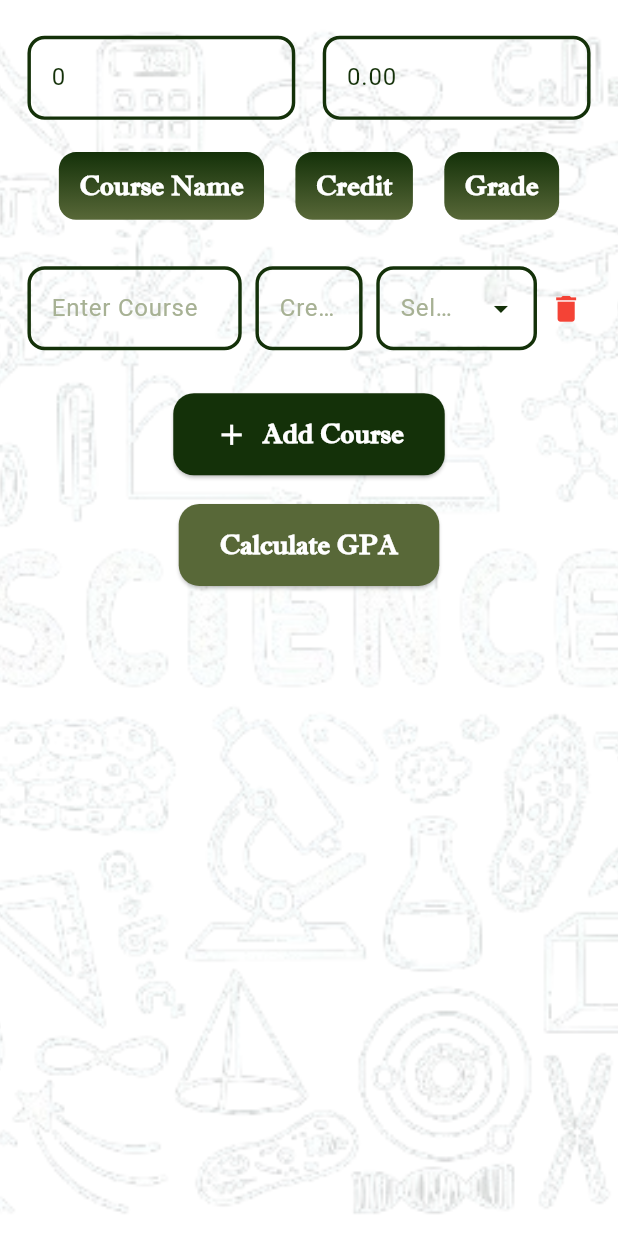
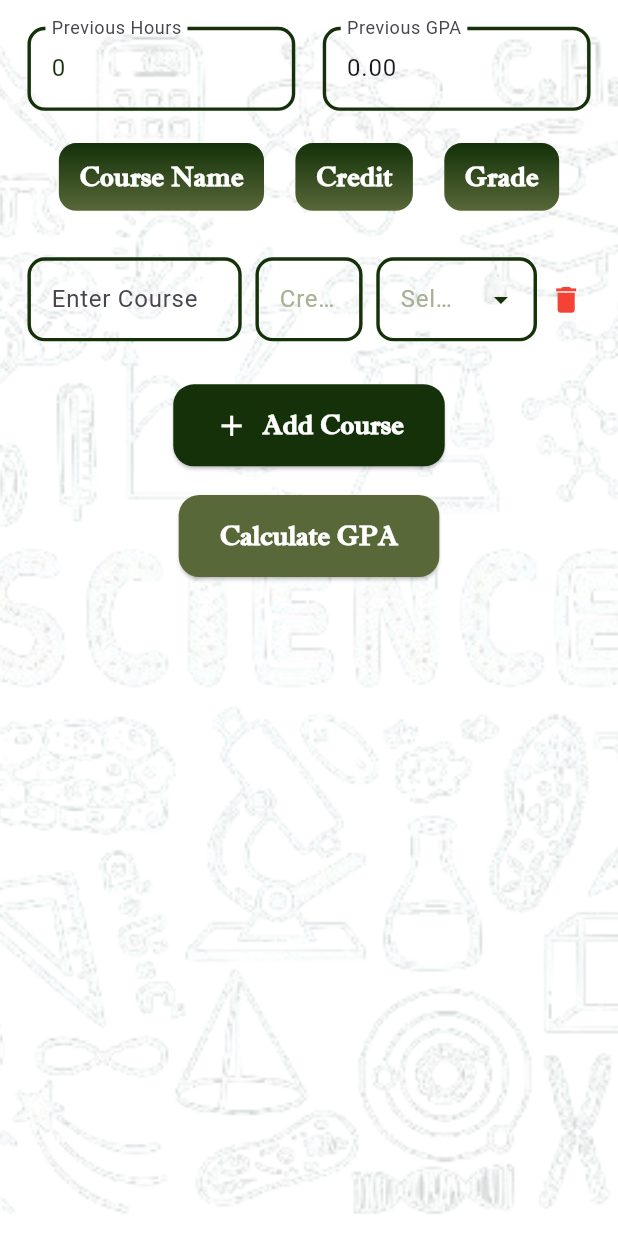
Before and after one commit to Mahaismailelsayed/Students-Service, a Flutter app: the GpaScreen screen opened by its route, on a phone screen of 412 x 824 dp. Run offline on Flutter 3.47's test engine with Material 3 defaults, Android fonts, the phone set to English and light mode, and no system bars; our stand-ins replace bloc, connectivity_plus, flutter_bloc, flutter_local_notifications, flutter_screenutil, shared_preferences and 2 more; missing offline and left inert: splashify; accounts and stored records are empty.

Commit message:
+ Add Gpa Range.

```diff
--- a/lib/Home/drawer/gpa_screen.dart
+++ b/lib/Home/drawer/gpa_screen.dart
@@ -3,8 +3,8 @@ import 'package:flutter/services.dart';
 import 'package:flutter_bloc/flutter_bloc.dart';
 import 'package:flutter_screenutil/flutter_screenutil.dart';
 import 'package:gradproject/core/app_colors.dart';
-import 'package:shared_preferences/shared_preferences.dart';
 import '../../controllers/gpa_cubit.dart';
+import '../../core/gpa_range.dart';
 import '../../core/number_range.dart';
 
 class GpaScreen extends StatefulWidget {
@@ -107,18 +107,72 @@ class _GpaScreenState extends State<GpaScreen> {
     );
   }
 
-  Widget _buildTextField(TextEditingController controller, String hintText,
-      {int flex = 1, bool isNumber = false, bool isCredit = false}) {
+  Widget _buildTextField(
+  TextEditingController controller,
+  String hintText, {
+  int flex = 1,
+  bool isNumber = false,
+  bool isNum=false,
+  bool isCredit = false,
+  String? label,
+  }){
+    final labelWidget = label != null
+        ? Padding(
+      padding: EdgeInsets.only(bottom: 5.h),
+      child: Text(
+        label,
+        style: TextStyle(
+          fontSize: 14.sp,
+          color: AppColors.primaryColor,
+          fontWeight: FontWeight.w600,
+        ),
+      ),
+    ) : SizedBox.shrink();
     if (isCredit) {
       return Expanded(
         flex: flex,
-        child: NumberInputField(
+        child: Column(
+          crossAxisAlignment: CrossAxisAlignment.start,
+          children: [
+            labelWidget,
+            NumberInputField(
               controller: controller,
               labelText: hintText.isEmpty ? 'Credit' : hintText,
               decoration: InputDecoration(
                 hintText: hintText.isEmpty ? 'Credit' : hintText,
-            hintStyle:
-            TextStyle(fontSize: 14.sp, color: AppColors.lightGrayColor),
+                hintStyle: TextStyle(fontSize: 14.sp, color: AppColors.lightGrayColor),
+                enabledBorder: OutlineInputBorder(
+                  borderSide: BorderSide(color: AppColors.primaryColor, width: 2.w),
+                  borderRadius: BorderRadius.circular(10.r),
+                ),
+                focusedBorder: OutlineInputBorder(
+                  borderSide: BorderSide(color: AppColors.primaryColor, width: 2.w),
+                  borderRadius: BorderRadius.circular(10.r),
+                ),
+                errorBorder: OutlineInputBorder(
+                  borderSide: BorderSide(color: Colors.red, width: 2.w),
+                  borderRadius: BorderRadius.circular(10.r),
+                ),
+                focusedErrorBorder: OutlineInputBorder(
+                  borderSide: BorderSide(color: Colors.red, width: 2.w),
+                  borderRadius: BorderRadius.circular(10.r),
+                ),
+              ),
+            ),
+          ],
+        ),
+      );
+    }
+    if (isNum) {
+      return Expanded(
+        flex: flex,
+        child: GpaInputField(
+          controller: controller,
+          labelText: hintText,
+          decoration: InputDecoration(
+            labelText: hintText,
+            hintText: 'Enter a number from 1 to 4',
+            hintStyle: TextStyle(fontSize: 14.sp, color: AppColors.lightGrayColor),
             enabledBorder: OutlineInputBorder(
               borderSide: BorderSide(color: AppColors.primaryColor, width: 2.w),
               borderRadius: BorderRadius.circular(10.r),
@@ -139,16 +193,22 @@ class _GpaScreenState extends State<GpaScreen> {
         ),
       );
     }
+
     return Expanded(
       flex: flex,
-      child: TextField(
+      child: Column(
+        crossAxisAlignment: CrossAxisAlignment.start,
+        children: [
+          labelWidget,
+          TextField(
+
             controller: controller,
             keyboardType: isNumber ? TextInputType.number : TextInputType.text,
             style: TextStyle(fontSize: 14.sp, color: AppColors.primaryColor),
             decoration: InputDecoration(
+              labelText: hintText,
               hintText: hintText,
-          hintStyle:
-          TextStyle(fontSize: 14.sp, color: AppColors.lightGrayColor),
+              hintStyle: TextStyle(fontSize: 14.sp, color: AppColors.lightGrayColor),
               enabledBorder: OutlineInputBorder(
                 borderSide: BorderSide(color: AppColors.primaryColor, width: 2.w),
                 borderRadius: BorderRadius.circular(10.r),
@@ -167,8 +227,11 @@ class _GpaScreenState extends State<GpaScreen> {
               ),
             ),
           ),
+        ],
+      ),
     );
   }
+
 
   Widget _buildHeaderBox(String title) {
     return Container(
@@ -309,7 +372,7 @@ class _GpaScreenState extends State<GpaScreen> {
             Scaffold(
               backgroundColor: Colors.transparent,
               body: Padding(
-                padding: EdgeInsets.symmetric(horizontal: 16.w, vertical: state is GpaLoading ? 10.h : 20.h),
+                padding: EdgeInsets.symmetric(horizontal: 16.w, vertical: state is GpaLoading ? 5.h : 15.h),
                 child: ListView(
                   children: [
                     Row(
@@ -326,6 +389,7 @@ class _GpaScreenState extends State<GpaScreen> {
                           'Previous GPA',
                           flex: 1,
                           isNumber: true,
+                          isNum: true,
                         ),
                       ],
                     ),
--- /dev/null
+++ b/lib/core/gpa_range.dart
@@ -0,0 +1,73 @@
+import 'package:flutter/material.dart';
+import 'package:flutter/services.dart';
+
+class GpaInputField extends StatefulWidget {
+  final TextEditingController? controller;
+  final String labelText;
+  final InputDecoration? decoration;
+
+  GpaInputField({
+    Key? key,
+    this.controller,
+    this.labelText = 'أدخل رقم من 0.0 إلى 4.0',
+    this.decoration,
+  }) : super(key: key);
+
+  @override
+  _GpaInputFieldState createState() => _GpaInputFieldState();
+}
+
+class _GpaInputFieldState extends State<GpaInputField> {
+  late TextEditingController _controller;
+
+  @override
+  void initState() {
+    super.initState();
+    _controller = widget.controller ?? TextEditingController();
+  }
+
+  @override
+  void dispose() {
+    if (widget.controller == null) {
+      _controller.dispose();
+    }
+    super.dispose();
+  }
+
+  @override
+  Widget build(BuildContext context) {
+    return TextField(
+      controller: _controller,
+      keyboardType: TextInputType.numberWithOptions(decimal: true),
+      decoration: widget.decoration ??
+          InputDecoration(
+            labelText: widget.labelText,
+            border: OutlineInputBorder(),
+          ),
+      inputFormatters: [
+        FilteringTextInputFormatter.allow(RegExp(r'[0-9.]')),
+        GpaRangeFormatter(),
+      ],
+    );
+  }
+}
+
+class GpaRangeFormatter extends TextInputFormatter {
+  @override
+  TextEditingValue formatEditUpdate(
+      TextEditingValue oldValue, TextEditingValue newValue) {
+    if (newValue.text.isEmpty) return newValue;
+
+    final double? number = double.tryParse(newValue.text);
+    if (number == null || number < 0.0 || number > 4.0) {
+      return oldValue;
+    }
+
+    final regex = RegExp(r'^\d{0,1}(\.\d{0,2})?$');
+    if (!regex.hasMatch(newValue.text)) {
+      return oldValue;
+    }
+
+    return newValue;
+  }
+}
```
Lines whose indentation alone changed are shown as unchanged.
